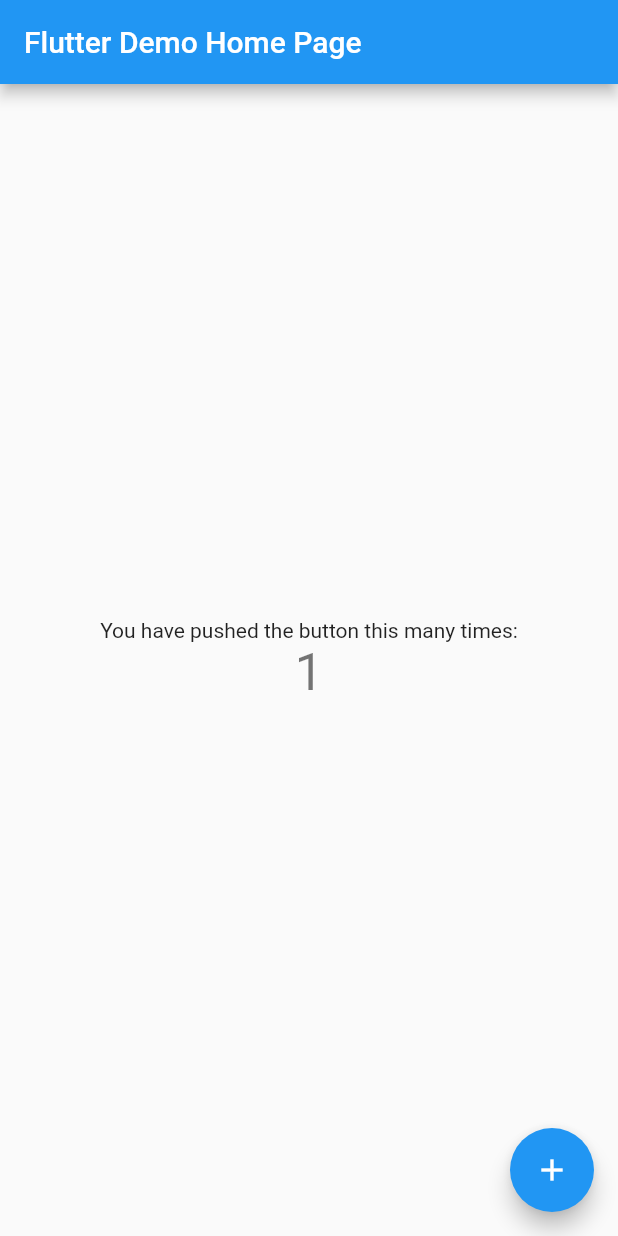
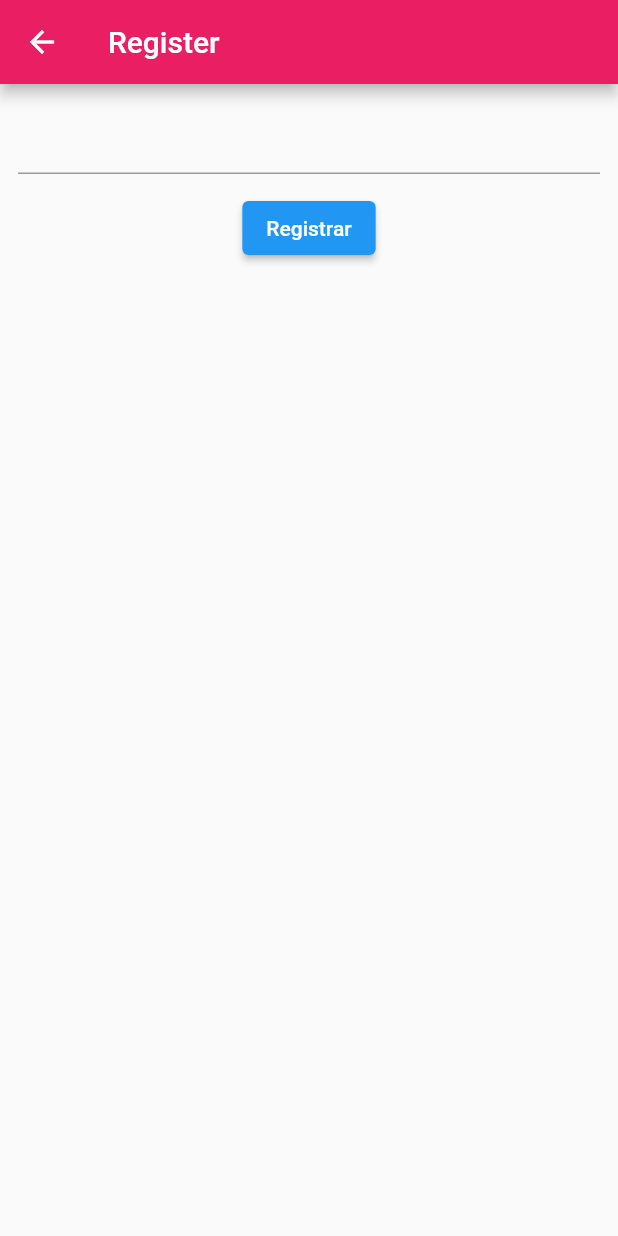
Before and after one commit to Eli010/codigo6_states, a Flutter app: the screen it shows after launch, after a tap on the "add" icon, on a phone screen of 412 x 824 dp. Run offline on Flutter 3.47's test engine with Material 2 defaults, Android fonts, the phone set to English and light mode, and no system bars.

Commit message:
register and home

```diff
--- a/lib/main.dart
+++ b/lib/main.dart
@@ -1,115 +1,17 @@
+import 'package:codigo6_states/pages/home_page.dart';
 import 'package:flutter/material.dart';
 
-void main() {
-  runApp(const MyApp());
-}
+void main() => runApp(const MyApp());
 
 class MyApp extends StatelessWidget {
   const MyApp({super.key});
 
-  // This widget is the root of your application.
   @override
   Widget build(BuildContext context) {
-    return MaterialApp(
-      title: 'Flutter Demo',
-      theme: ThemeData(
-        // This is the theme of your application.
-        //
-        // Try running your application with "flutter run". You'll see the
-        // application has a blue toolbar. Then, without quitting the app, try
-        // changing the primarySwatch below to Colors.green and then invoke
-        // "hot reload" (press "r" in the console where you ran "flutter run",
-        // or simply save your changes to "hot reload" in a Flutter IDE).
-        // Notice that the counter didn't reset back to zero; the application
-        // is not restarted.
-        primarySwatch: Colors.blue,
-      ),
-      home: const MyHomePage(title: 'Flutter Demo Home Page'),
+    return const MaterialApp(
+      debugShowCheckedModeBanner: false,
+      title: 'State App',
+      home: HomePage(),
     );
   }
 }
-
-class MyHomePage extends StatefulWidget {
-  const MyHomePage({super.key, required this.title});
-
-  // This widget is the home page of your application. It is stateful, meaning
-  // that it has a State object (defined below) that contains fields that affect
-  // how it looks.
-
-  // This class is the configuration for the state. It holds the values (in this
-  // case the title) provided by the parent (in this case the App widget) and
-  // used by the build method of the State. Fields in a Widget subclass are
-  // always marked "final".
-
-  final String title;
-
-  @override
-  State<MyHomePage> createState() => _MyHomePageState();
-}
-
-class _MyHomePageState extends State<MyHomePage> {
-  int _counter = 0;
-
-  void _incrementCounter() {
-    setState(() {
-      // This call to setState tells the Flutter framework that something has
-      // changed in this State, which causes it to rerun the build method below
-      // so that the display can reflect the updated values. If we changed
-      // _counter without calling setState(), then the build method would not be
-      // called again, and so nothing would appear to happen.
-      _counter++;
-    });
-  }
-
-  @override
-  Widget build(BuildContext context) {
-    // This method is rerun every time setState is called, for instance as done
-    // by the _incrementCounter method above.
-    //
-    // The Flutter framework has been optimized to make rerunning build methods
-    // fast, so that you can just rebuild anything that needs updating rather
-    // than having to individually change instances of widgets.
-    return Scaffold(
-      appBar: AppBar(
-        // Here we take the value from the MyHomePage object that was created by
-        // the App.build method, and use it to set our appbar title.
-        title: Text(widget.title),
-      ),
-      body: Center(
-        // Center is a layout widget. It takes a single child and positions it
-        // in the middle of the parent.
-        child: Column(
-          // Column is also a layout widget. It takes a list of children and
-          // arranges them vertically. By default, it sizes itself to fit its
-          // children horizontally, and tries to be as tall as its parent.
-          //
-          // Invoke "debug painting" (press "p" in the console, choose the
-          // "Toggle Debug Paint" action from the Flutter Inspector in Android
-          // Studio, or the "Toggle Debug Paint" command in Visual Studio Code)
-          // to see the wireframe for each widget.
-          //
-          // Column has various properties to control how it sizes itself and
-          // how it positions its children. Here we use mainAxisAlignment to
-          // center the children vertically; the main axis here is the vertical
-          // axis because Columns are vertical (the cross axis would be
-          // horizontal).
-          mainAxisAlignment: MainAxisAlignment.center,
-          children: <Widget>[
-            const Text(
-              'You have pushed the button this many times:',
-            ),
-            Text(
-              '$_counter',
-              style: Theme.of(context).textTheme.headlineMedium,
-            ),
-          ],
-        ),
-      ),
-      floatingActionButton: FloatingActionButton(
-        onPressed: _incrementCounter,
-        tooltip: 'Increment',
-        child: const Icon(Icons.add),
-      ), // This trailing comma makes auto-formatting nicer for build methods.
-    );
-  }
-}
--- /dev/null
+++ b/lib/pages/home_page.dart
@@ -0,0 +1,45 @@
+import 'package:codigo6_states/pages/register_page.dart';
+import 'package:flutter/material.dart';
+
+class HomePage extends StatelessWidget {
+  const HomePage({super.key});
+
+  @override
+  Widget build(BuildContext context) {
+    return Scaffold(
+        appBar: AppBar(
+          backgroundColor: Colors.indigo,
+          title: const Text("Listado de item"),
+        ),
+        floatingActionButton: FloatingActionButton(
+          onPressed: () {
+            Navigator.push(
+                context,
+                MaterialPageRoute(
+                  builder: (context) => RegisterPage(),
+                ));
+          },
+          child: const Icon(Icons.add),
+        ),
+        body: ListView(
+          children: const [
+            ListTile(
+              title: Text("Nombre de item"),
+              subtitle: Text("Descripciòn del item"),
+            ),
+            ListTile(
+              title: Text("Nombre de item"),
+              subtitle: Text("Descripciòn del item"),
+            ),
+            ListTile(
+              title: Text("Nombre de item"),
+              subtitle: Text("Descripciòn del item"),
+            ),
+            ListTile(
+              title: Text("Nombre de item"),
+              subtitle: Text("Descripciòn del item"),
+            ),
+          ],
+        ));
+  }
+}
--- /dev/null
+++ b/lib/pages/register_page.dart
@@ -0,0 +1,29 @@
+import 'package:flutter/material.dart';
+
+class RegisterPage extends StatelessWidget {
+  const RegisterPage({super.key});
+
+  @override
+  Widget build(BuildContext context) {
+    return Scaffold(
+        appBar: AppBar(
+          backgroundColor: Colors.pink,
+          title: const Text("Register"),
+        ),
+        body: Padding(
+          padding: const EdgeInsets.all(12.0),
+          child: Column(
+            children: [
+              const TextField(),
+              const SizedBox(
+                height: 12,
+              ),
+              ElevatedButton(
+                onPressed: () {},
+                child: const Text("Registrar"),
+              )
+            ],
+          ),
+        ));
+  }
+}
```
